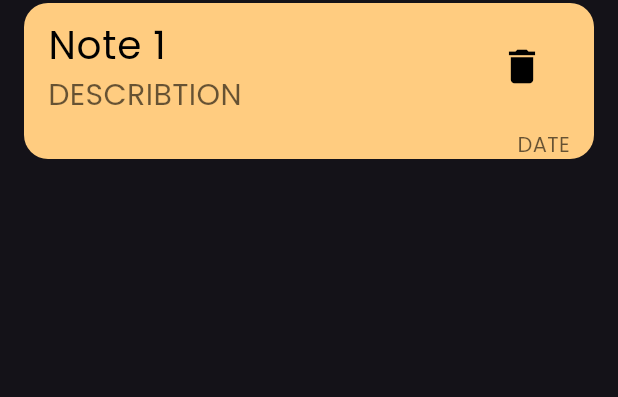
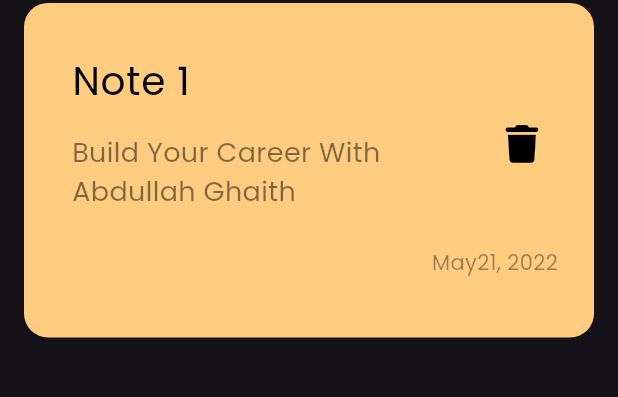
Before and after one commit to Ghaith200/notes_app, a Flutter app: the screen it shows after launch, on a phone screen of 412 x 824 dp, the part 72-469 px from its top. Run offline on Flutter 3.47's test engine with Material 3 defaults, Android fonts, the phone set to English and light mode, and no system bars; our stand-ins replace font_awesome_flutter.

Commit message:
Created custom note item

```diff
--- a/lib/Views/Notes_view.dart
+++ b/lib/Views/Notes_view.dart
@@ -6,8 +6,10 @@ class NotesView extends StatelessWidget {
 
   @override
   Widget build(BuildContext context) {
-    return const Scaffold(
-      body: NotesViewBody(),
+    return const SafeArea(
+      child: Scaffold(
+        body: NotesViewBody(),
+      ),
     );
   }
 }
--- /dev/null
+++ b/lib/Views/widgets/custom_note_item.dart
@@ -0,0 +1,60 @@
+import 'package:flutter/material.dart';
+import 'package:font_awesome_flutter/font_awesome_flutter.dart';
+
+class NoteItem extends StatelessWidget {
+  const NoteItem({super.key});
+
+  @override
+  Widget build(BuildContext context) {
+    return Container(
+      padding: const EdgeInsets.only(top: 24, bottom: 24, left: 16),
+      decoration: BoxDecoration(
+        color: const Color(0xffFFCC80),
+        borderRadius: BorderRadius.circular(16),
+      ),
+      child: Column(
+        children: [
+          Column(
+            crossAxisAlignment: CrossAxisAlignment.end,
+            children: [
+              ListTile(
+                title: const Text(
+                  'Note 1',
+                  style: TextStyle(color: Colors.black, fontSize: 26),
+                ),
+                subtitle: Padding(
+                  padding: const EdgeInsets.symmetric(vertical: 16),
+                  child: Text(
+                    'Build Your Career With Abdullah Ghaith',
+                    maxLines: 2,
+                    overflow: TextOverflow.ellipsis,
+                    style: TextStyle(
+                      color: Colors.black.withOpacity(0.5),
+                      fontSize: 18,
+                    ),
+                  ),
+                ),
+                trailing: IconButton(
+                    onPressed: () {},
+                    icon: const Icon(
+                      FontAwesomeIcons.trash,
+                      color: Colors.black,
+                      size: 25,
+                    )),
+              ),
+              Padding(
+                padding: const EdgeInsets.only(right: 24, bottom: 16),
+                child: Text(
+                  'May21, 2022',
+                  style: TextStyle(
+                    color: Colors.black.withOpacity(0.4),
+                  ),
+                ),
+              ),
+            ],
+          ),
+        ],
+      ),
+    );
+  }
+}
--- a/lib/Views/widgets/notes_view_body.dart
+++ b/lib/Views/widgets/notes_view_body.dart
@@ -1,5 +1,6 @@
 import 'package:flutter/material.dart';
 import 'package:notes_app/Views/widgets/custom_app_bar.dart';
+import 'package:notes_app/Views/widgets/custom_note_item.dart';
 
 class NotesViewBody extends StatelessWidget {
   const NotesViewBody({super.key});
@@ -17,55 +18,3 @@ class NotesViewBody extends StatelessWidget {
     );
   }
 }
-
-class NoteItem extends StatelessWidget {
-  const NoteItem({super.key});
-
-  @override
-  Widget build(BuildContext context) {
-    return Container(
-      decoration: BoxDecoration(
-        color: Color(0xffFFCC80),
-        borderRadius: BorderRadius.circular(16),
-      ),
-      child: Column(
-        children: [
-          Column(
-            crossAxisAlignment: CrossAxisAlignment.end,
-            children: [
-              ListTile(
-                title: const Text(
-                  'Note 1',
-                  style: TextStyle(color: Colors.black, fontSize: 26),
-                ),
-                subtitle: Text(
-                  'DESCRIBTION',
-                  style: TextStyle(
-                    color: Colors.black.withOpacity(0.6),
-                    fontSize: 20,
-                  ),
-                ),
-                trailing: IconButton(
-                    onPressed: () {},
-                    icon: const Icon(
-                      Icons.delete,
-                      color: Colors.black,
-                      size: 30 ,
-                    )),
-              ),
-              Padding(
-                padding: const EdgeInsets.symmetric(horizontal: 16),
-                child: Text(
-                  'DATE',
-                  style: TextStyle(
-                    color: Colors.black.withOpacity(0.6),
-                  ),
-                ),
-              ),
-            ],
-          ),
-        ],
-      ),
-    );
-  }
-}
```
Also changed, not shown: pubspec.yaml (+6 -17 lines), pubspec.lock, 1 other file.
